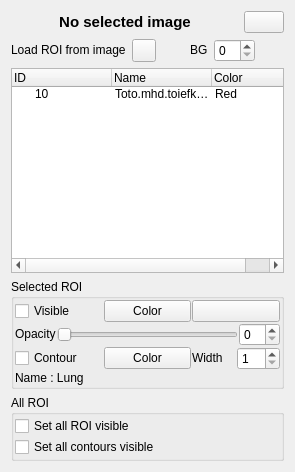
open-vv/vv, file vv/qt_ui/vvToolStructureSetManager.ui: the form before one commit.
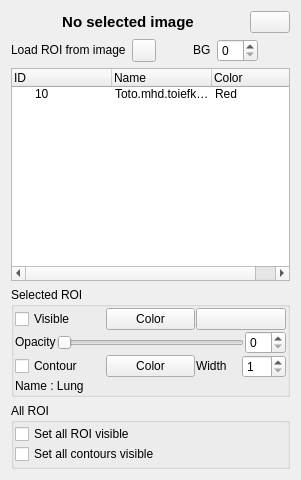
The form after the commit. Icons and pictures are not drawn.

Commit message: better manage resizing roi tool

What changed in the file:
```diff
--- a/vv/qt_ui/vvToolStructureSetManager.ui
+++ b/vv/qt_ui/vvToolStructureSetManager.ui
@@ -6,8 +6,8 @@
    <rect>
     <x>0</x>
     <y>0</y>
-    <width>295</width>
-    <height>472</height>
+    <width>301</width>
+    <height>480</height>
    </rect>
   </property>
   <property name="sizePolicy">
@@ -28,9 +28,6 @@
   <layout class="QVBoxLayout" name="verticalLayout_3">
    <item>
     <layout class="QHBoxLayout" name="horizontalLayout_2">
-     <property name="sizeConstraint">
-      <enum>QLayout::SetFixedSize</enum>
-     </property>
      <item>
       <spacer name="horizontalSpacer">
        <property name="orientation">
@@ -184,7 +181,7 @@
    <item>
     <widget class="QTreeWidget" name="mTree">
      <property name="sizePolicy">
-      <sizepolicy hsizetype="Expanding" vsizetype="Preferred">
+      <sizepolicy hsizetype="Expanding" vsizetype="Expanding">
        <horstretch>0</horstretch>
        <verstretch>0</verstretch>
       </sizepolicy>
@@ -411,6 +408,12 @@
       </property>
       <item>
        <layout class="QVBoxLayout" name="verticalLayout_4">
+        <property name="spacing">
+         <number>0</number>
+        </property>
+        <property name="bottomMargin">
+         <number>1</number>
+        </property>
         <item>
          <widget class="QCheckBox" name="mCheckBoxShowAll">
           <property name="text">
```
The commit also changes 1 other file.
